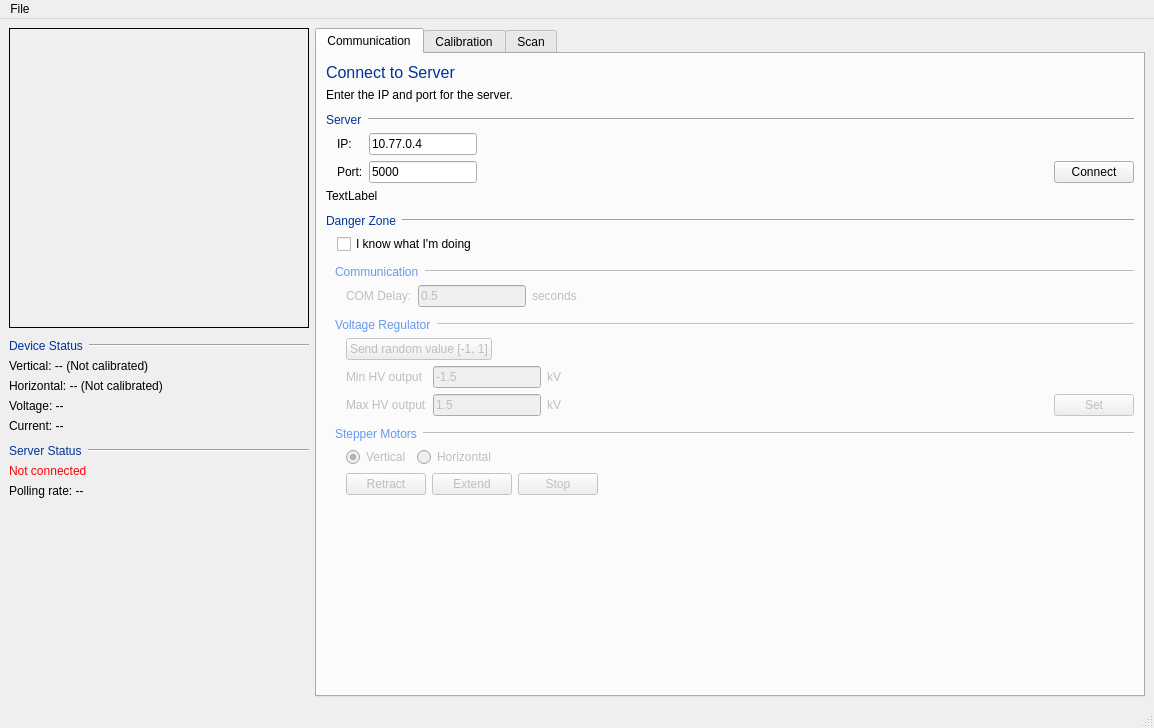
The window that designer/MainWindow_v2.ui (DanielWinklehner/emittance-scanner-daq) describes before a commit, drawn with Qt 5.
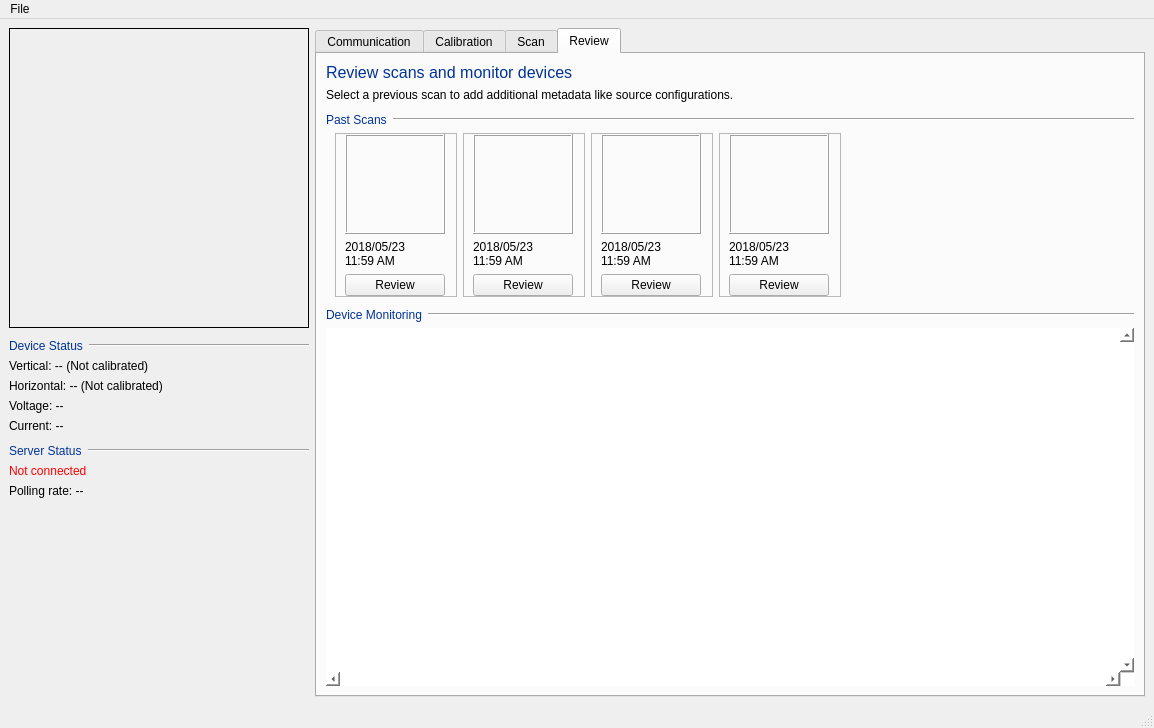
The same window after the commit. The open tabs and pages were chosen to show the change. Icons and pictures are not drawn.

Commit message: added device plots,  refactored calibration code to avoid segfault

Patch:
```diff
--- a/designer/MainWindow_v2.ui
+++ b/designer/MainWindow_v2.ui
@@ -3166,6 +3166,433 @@
         </item>
        </layout>
       </widget>
+      <widget class="QWidget" name="tab_4">
+       <attribute name="title">
+        <string>Review</string>
+       </attribute>
+       <layout class="QVBoxLayout" name="verticalLayout_23">
+        <item>
+         <widget class="QLabel" name="label_70">
+          <property name="font">
+           <font>
+            <pointsize>12</pointsize>
+           </font>
+          </property>
+          <property name="styleSheet">
+           <string notr="true">::enabled {
+color:#003399;
+font-size:12pt;
+}
+::!enabled {
+color: #6699EE;
+font-size:12pt;
+}</string>
+          </property>
+          <property name="frameShape">
+           <enum>QFrame::NoFrame</enum>
+          </property>
+          <property name="text">
+           <string>Review scans and monitor devices</string>
+          </property>
+         </widget>
+        </item>
+        <item>
+         <widget class="QLabel" name="label_69">
+          <property name="font">
+           <font>
+            <pointsize>9</pointsize>
+           </font>
+          </property>
+          <property name="text">
+           <string>Select a previous scan to add additional metadata like source configurations.</string>
+          </property>
+         </widget>
+        </item>
+        <item>
+         <layout class="QHBoxLayout" name="horizontalLayout_33">
+          <property name="topMargin">
+           <number>5</number>
+          </property>
+          <item>
+           <widget class="QLabel" name="label_72">
+            <property name="sizePolicy">
+             <sizepolicy hsizetype="Maximum" vsizetype="Preferred">
+              <horstretch>0</horstretch>
+              <verstretch>0</verstretch>
+             </sizepolicy>
+            </property>
+            <property name="font">
+             <font>
+              <pointsize>9</pointsize>
+             </font>
+            </property>
+            <property name="styleSheet">
+             <string notr="true">::enabled {
+color:#003399
+}
+::!enabled {
+color: #6699EE;
+}</string>
+            </property>
+            <property name="text">
+             <string>Past Scans</string>
+            </property>
+           </widget>
+          </item>
+          <item>
+           <widget class="Line" name="line_25">
+            <property name="orientation">
+             <enum>Qt::Horizontal</enum>
+            </property>
+           </widget>
+          </item>
+         </layout>
+        </item>
+        <item>
+         <widget class="QFrame" name="frame_8">
+          <property name="frameShape">
+           <enum>QFrame::NoFrame</enum>
+          </property>
+          <property name="frameShadow">
+           <enum>QFrame::Raised</enum>
+          </property>
+          <property name="lineWidth">
+           <number>1</number>
+          </property>
+          <layout class="QHBoxLayout" name="horizontalLayout_7">
+           <property name="topMargin">
+            <number>0</number>
+           </property>
+           <property name="rightMargin">
+            <number>0</number>
+           </property>
+           <property name="bottomMargin">
+            <number>0</number>
+           </property>
+           <item>
+            <widget class="QFrame" name="frame_10">
+             <property name="frameShape">
+              <enum>QFrame::StyledPanel</enum>
+             </property>
+             <property name="frameShadow">
+              <enum>QFrame::Raised</enum>
+             </property>
+             <layout class="QVBoxLayout" name="verticalLayout_19">
+              <property name="topMargin">
+               <number>0</number>
+              </property>
+              <property name="rightMargin">
+               <number>11</number>
+              </property>
+              <property name="bottomMargin">
+               <number>0</number>
+              </property>
+              <item>
+               <widget class="QFrame" name="frame_9">
+                <property name="minimumSize">
+                 <size>
+                  <width>100</width>
+                  <height>100</height>
+                 </size>
+                </property>
+                <property name="frameShape">
+                 <enum>QFrame::Box</enum>
+                </property>
+                <property name="frameShadow">
+                 <enum>QFrame::Raised</enum>
+                </property>
+               </widget>
+              </item>
+              <item>
+               <widget class="QLabel" name="label_73">
+                <property name="text">
+                 <string>&lt;html&gt;&lt;head/&gt;&lt;body&gt;&lt;p&gt;2018/05/23&lt;br&gt;11:59 AM&lt;/p&gt;&lt;/body&gt;&lt;/html&gt;</string>
+                </property>
+               </widget>
+              </item>
+              <item>
+               <widget class="QPushButton" name="pushButton">
+                <property name="text">
+                 <string>Review</string>
+                </property>
+               </widget>
+              </item>
+             </layout>
+            </widget>
+           </item>
+           <item>
+            <widget class="QFrame" name="frame_11">
+             <property name="frameShape">
+              <enum>QFrame::StyledPanel</enum>
+             </property>
+             <property name="frameShadow">
+              <enum>QFrame::Raised</enum>
+             </property>
+             <layout class="QVBoxLayout" name="verticalLayout_20">
+              <property name="topMargin">
+               <number>0</number>
+              </property>
+              <property name="rightMargin">
+               <number>11</number>
+              </property>
+              <property name="bottomMargin">
+               <number>0</number>
+              </property>
+              <item>
+               <widget class="QFrame" name="frame_12">
+                <property name="minimumSize">
+                 <size>
+                  <width>100</width>
+                  <height>100</height>
+                 </size>
+                </property>
+                <property name="frameShape">
+                 <enum>QFrame::Box</enum>
+                </property>
+                <property name="frameShadow">
+                 <enum>QFrame::Raised</enum>
+                </property>
+               </widget>
+              </item>
+              <item>
+               <widget class="QLabel" name="label_74">
+                <property name="text">
+                 <string>&lt;html&gt;&lt;head/&gt;&lt;body&gt;&lt;p&gt;2018/05/23&lt;br&gt;11:59 AM&lt;/p&gt;&lt;/body&gt;&lt;/html&gt;</string>
+                </property>
+               </widget>
+              </item>
+              <item>
+               <widget class="QPushButton" name="pushButton_2">
+                <property name="text">
+                 <string>Review</string>
+                </property>
+               </widget>
+              </item>
+             </layout>
+            </widget>
+           </item>
+           <item>
+            <widget class="QFrame" name="frame_13">
+             <property name="frameShape">
+              <enum>QFrame::StyledPanel</enum>
+             </property>
+             <property name="frameShadow">
+              <enum>QFrame::Raised</enum>
+             </property>
+             <layout class="QVBoxLayout" name="verticalLayout_21">
+              <property name="topMargin">
+               <number>0</number>
+              </property>
+              <property name="rightMargin">
+               <number>11</number>
+              </property>
+              <property name="bottomMargin">
+               <number>0</number>
+              </property>
+              <item>
+               <widget class="QFrame" name="frame_14">
+                <property name="minimumSize">
+                 <size>
+                  <width>100</width>
+                  <height>100</height>
+                 </size>
+                </property>
+                <property name="frameShape">
+                 <enum>QFrame::Box</enum>
+                </property>
+                <property name="frameShadow">
+                 <enum>QFrame::Raised</enum>
+                </property>
+               </widget>
+              </item>
+              <item>
+               <widget class="QLabel" name="label_75">
+                <property name="text">
+                 <string>&lt;html&gt;&lt;head/&gt;&lt;body&gt;&lt;p&gt;2018/05/23&lt;br&gt;11:59 AM&lt;/p&gt;&lt;/body&gt;&lt;/html&gt;</string>
+                </property>
+               </widget>
+              </item>
+              <item>
+               <widget class="QPushButton" name="pushButton_3">
+                <property name="text">
+                 <string>Review</string>
+                </property>
+               </widget>
+              </item>
+             </layout>
+            </widget>
+           </item>
+           <item>
+            <widget class="QFrame" name="frame_15">
+             <property name="frameShape">
+              <enum>QFrame::StyledPanel</enum>
+             </property>
+             <property name="frameShadow">
+              <enum>QFrame::Raised</enum>
+             </property>
+             <layout class="QVBoxLayout" name="verticalLayout_22">
+              <property name="topMargin">
+               <number>0</number>
+              </property>
+              <property name="rightMargin">
+               <number>11</number>
+              </property>
+              <property name="bottomMargin">
+               <number>0</number>
+              </property>
+              <item>
+               <widget class="QFrame" name="frame_16">
+                <property name="minimumSize">
+                 <size>
+                  <width>100</width>
+                  <height>100</height>
+                 </size>
+                </property>
+                <property name="frameShape">
+                 <enum>QFrame::Box</enum>
+                </property>
+                <property name="frameShadow">
+                 <enum>QFrame::Raised</enum>
+                </property>
+               </widget>
+              </item>
+              <item>
+               <widget class="QLabel" name="label_76">
+                <property name="text">
+                 <string>&lt;html&gt;&lt;head/&gt;&lt;body&gt;&lt;p&gt;2018/05/23&lt;br&gt;11:59 AM&lt;/p&gt;&lt;/body&gt;&lt;/html&gt;</string>
+                </property>
+               </widget>
+              </item>
+              <item>
+               <widget class="QPushButton" name="pushButton_4">
+                <property name="text">
+                 <string>Review</string>
+                </property>
+               </widget>
+              </item>
+             </layout>
+            </widget>
+           </item>
+           <item>
+            <spacer name="horizontalSpacer_5">
+             <property name="orientation">
+              <enum>Qt::Horizontal</enum>
+             </property>
+             <property name="sizeHint" stdset="0">
+              <size>
+               <width>40</width>
+               <height>20</height>
+              </size>
+             </property>
+            </spacer>
+           </item>
+          </layout>
+         </widget>
+        </item>
+        <item>
+         <layout class="QHBoxLayout" name="horizontalLayout_32">
+          <property name="topMargin">
+           <number>5</number>
+          </property>
+          <item>
+           <widget class="QLabel" name="label_71">
+            <property name="sizePolicy">
+             <sizepolicy hsizetype="Maximum" vsizetype="Preferred">
+              <horstretch>0</horstretch>
+              <verstretch>0</verstretch>
+             </sizepolicy>
+            </property>
+            <property name="font">
+             <font>
+              <pointsize>9</pointsize>
+             </font>
+            </property>
+            <property name="styleSheet">
+             <string notr="true">::enabled {
+color:#003399
+}
+::!enabled {
+color: #6699EE;
+}</string>
+            </property>
+            <property name="text">
+             <string>Device Monitoring</string>
+            </property>
+           </widget>
+          </item>
+          <item>
+           <widget class="Line" name="line_24">
+            <property name="orientation">
+             <enum>Qt::Horizontal</enum>
+            </property>
+           </widget>
+          </item>
+         </layout>
+        </item>
+        <item>
+         <widget class="QScrollArea" name="scrollMonitor">
+          <property name="minimumSize">
+           <size>
+            <width>0</width>
+            <height>0</height>
+           </size>
+          </property>
+          <property name="styleSheet">
+           <string notr="true">background-color: #ffffff</string>
+          </property>
+          <property name="frameShape">
+           <enum>QFrame::NoFrame</enum>
+          </property>
+          <property name="verticalScrollBarPolicy">
+           <enum>Qt::ScrollBarAlwaysOn</enum>
+          </property>
+          <property name="horizontalScrollBarPolicy">
+           <enum>Qt::ScrollBarAlwaysOn</enum>
+          </property>
+          <property name="sizeAdjustPolicy">
+           <enum>QAbstractScrollArea::AdjustIgnored</enum>
+          </property>
+          <property name="widgetResizable">
+           <bool>true</bool>
+          </property>
+          <widget class="QWidget" name="scrollAreaWidgetContents">
+           <property name="geometry">
+            <rect>
+             <x>0</x>
+             <y>0</y>
+             <width>774</width>
+             <height>276</height>
+            </rect>
+           </property>
+           <layout class="QVBoxLayout" name="verticalLayout_24">
+            <property name="leftMargin">
+             <number>11</number>
+            </property>
+            <property name="topMargin">
+             <number>11</number>
+            </property>
+            <property name="rightMargin">
+             <number>11</number>
+            </property>
+            <property name="bottomMargin">
+             <number>11</number>
+            </property>
+            <item>
+             <widget class="QFrame" name="fmMonitor">
+              <property name="frameShape">
+               <enum>QFrame::NoFrame</enum>
+              </property>
+              <property name="frameShadow">
+               <enum>QFrame::Raised</enum>
+              </property>
+             </widget>
+            </item>
+           </layout>
+          </widget>
+         </widget>
+        </item>
+       </layout>
+      </widget>
      </widget>
     </item>
    </layout>
```
The commit also changes 4 other files.
